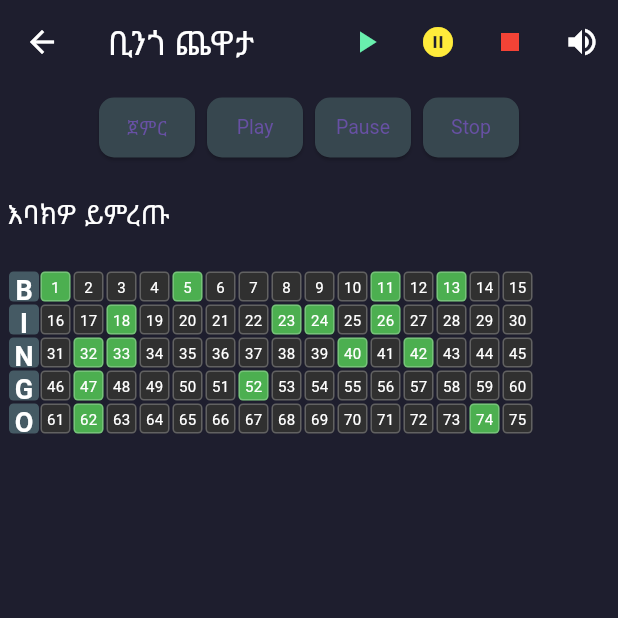
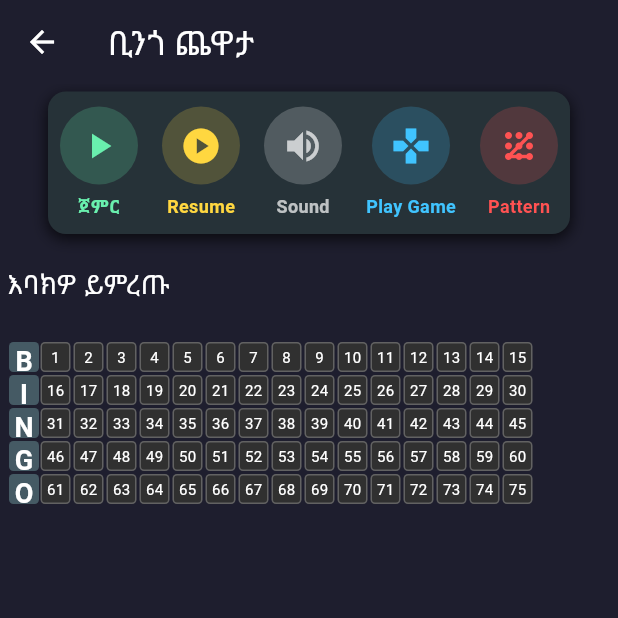
Before and after one commit to yared098/offlineBingo, a Flutter app: the BingoHomePage screen opened directly with empty values, after a tap on "ጀምር", on a phone screen of 412 x 824 dp, the top half of it. Run offline on Flutter 3.47's test engine with Material 3 defaults, Android fonts, the phone set to English and light mode, and no system bars; our stand-ins replace audioplayers, just_audio, shared_preferences; accounts and stored records are empty.

Commit message:
add patterns

```diff
--- a/lib/pages/game_screen.dart
+++ b/lib/pages/game_screen.dart
@@ -4,6 +4,7 @@ import 'package:just_audio/just_audio.dart'; // Replace audioplayers
 import 'package:offlinebingo/config/anbesa.dart';
 
 import 'package:offlinebingo/providers/game_provider.dart';
+import 'package:offlinebingo/widgets/_patternShowPage.dart';
 import 'package:offlinebingo/widgets/_widgetBingoGrid.dart' show BingoGrid;
 import 'package:offlinebingo/widgets/pattern_grid.dart';
 import 'package:provider/provider.dart';
@@ -33,8 +34,22 @@ class _BingoHomePageState extends State<BingoHomePage> {
   bool _isLoading = false;
   final AudioPlayer _audioPlayer = AudioPlayer(); // just_audio player
 
+  void togglePauseResume() async {
+  setState(() {
+    isPaused = !isPaused;
+  });
+
+  if (isPaused) {
+    // Stop any sound currently playing immediately
+    await _audioPlayer.stop();
+  } else {
+    // Resume number generation when unpaused
+    startGenerating();
+  }
+}
+
 void startGenerating() async {
-    stopGenerating(); // cancel any previous generation
+  stopGenerating(); // cancel any previous generation/timer if exists
 
   while (allNumbers.isNotEmpty && !isPaused) {
     final number = allNumbers.removeAt(0);
@@ -43,26 +58,25 @@ class _BingoHomePageState extends State<BingoHomePage> {
       generatedNumbers.add(number);
     });
 
-      await playBingoSound(number); // wait until audio finishes
+    await playBingoSound(number);
 
-      await Future.delayed(const Duration(milliseconds: 300)); // optional pause
+    // Pause between numbers unless paused
+    if (isPaused) break;
 
-      if (isPaused) break; // stop if paused during loop
-    }
-  }
+    await Future.delayed(const Duration(milliseconds: 300));
 
-  void togglePauseResume() {
-    setState(() {
-      isPaused = !isPaused;
-    });
-
-    if (!isPaused) {
-      startGenerating(); // resume generating when unpaused
+    if (isPaused) break; // safety check
   }
 }
 
  void stopGenerating() {
+  setState(() {
+    isPaused = true;
+    generatedNumbers = [];
+    allNumbers = List.generate(75, (i) => i + 1)..shuffle();
+  });
   _timer?.cancel();
+  _audioPlayer.stop();
 }
 
   @override
@@ -75,7 +89,7 @@ class _BingoHomePageState extends State<BingoHomePage> {
   @override
   void initState() {
     super.initState();
-    startGenerating();
+    // startGenerating();
   }
 
   String getBingoPrefix(int number) {
@@ -164,35 +178,7 @@ class _BingoHomePageState extends State<BingoHomePage> {
         title: const Text("ቢንጎ ጨዋታ", style: TextStyle(color: Colors.white)),
         backgroundColor: const Color(0xFF1E1E2E),
         elevation: 0,
-        actions: [
-          IconButton(
-            icon: const Icon(Icons.play_arrow, color: Colors.greenAccent),
-            onPressed: startGenerating,
-          ),
-          IconButton(
-            icon: Icon(
-              isPaused ? Icons.play_circle : Icons.pause_circle,
-              color: Colors.yellow,
-            ),
-            onPressed: togglePauseResume,
-          ),
-          IconButton(
-            onPressed: stopGenerating,
-            icon: const Icon(Icons.stop, color: Colors.red),
-          ),
-          IconButton(
-            icon: Icon(
-              isMuted ? Icons.volume_off : Icons.volume_up,
-              color: Colors.white,
-            ),
-            onPressed: () {
-              setState(() {
-                isMuted = !isMuted;
-              });
-              _audioPlayer.setVolume(isMuted ? 0.0 : 1.0);
-            },
-          ),
-        ],
+
       ),
       body: Stack(
         children: [
@@ -254,13 +240,56 @@ class _BingoHomePageState extends State<BingoHomePage> {
   }
 
 Widget _buildTopControls(BuildContext context) {
-    return SingleChildScrollView(
+  return Container(
+    padding: const EdgeInsets.symmetric(vertical: 10, horizontal: 8),
+    decoration: BoxDecoration(
+      color: Colors.blueGrey[900],
+      borderRadius: BorderRadius.circular(12),
+      boxShadow: [
+        BoxShadow(
+          color: Colors.black.withOpacity(0.7),
+          offset: const Offset(0, 3),
+          blurRadius: 8,
+        ),
+      ],
+    ),
+    child: SingleChildScrollView(
       scrollDirection: Axis.horizontal,
       child: Row(
+        mainAxisSize: MainAxisSize.min,
         children: [
-          _smallButton("ጀምር", startGenerating),
-          const SizedBox(width: 8),
-          _smallButton("Play", () async {
+          _iconTextButton(
+            icon: Icons.play_arrow,
+            label: "ጀምር",
+            color: Colors.greenAccent,
+            onPressed: startGenerating,
+          ),
+          const SizedBox(width: 16),
+          _iconTextButton(
+            icon: isPaused ? Icons.play_circle : Icons.pause_circle,
+            label: isPaused ? "Resume" : "Pause",
+            color: Colors.amberAccent,
+            onPressed: togglePauseResume,
+          ),
+
+          const SizedBox(width: 16),
+          _iconTextButton(
+            icon: isMuted ? Icons.volume_off : Icons.volume_up,
+            label: isMuted ? "Muted" : "Sound",
+            color: Colors.white70,
+            onPressed: () {
+              setState(() {
+                isMuted = !isMuted;
+              });
+              _audioPlayer.setVolume(isMuted ? 0.0 : 1.0);
+            },
+          ),
+          const SizedBox(width: 16),
+          _iconTextButton(
+            icon: Icons.gamepad,
+            label: "Play Game",
+            color: Colors.lightBlueAccent,
+            onPressed: () async {
               setState(() => _isLoading = true);
 
               final gameProvider = Provider.of<GameProvider>(
@@ -286,41 +315,75 @@ class _BingoHomePageState extends State<BingoHomePage> {
                 barrierColor: const Color(0xFF1E1E2E),
                 context: context,
                 builder: (context) => AlertDialog(
-                title: Text(result ? "✅ Success" : "❌ Failed"),
+                  backgroundColor: Colors.grey[900],
+                  title: Text(result ? "✅ Success" : "❌ Failed",
+                      style: const TextStyle(color: Colors.white)),
                   content: Text(
-                  result
-                      ? "Game created successfully!"
-                      : "Failed to create game.",
+                    result ? "Game created successfully!" : "Failed to create game.",
+                    style: const TextStyle(color: Colors.white70),
                   ),
                   actions: [
                     TextButton(
                       onPressed: () => Navigator.pop(context),
-                    child: const Text("OK"),
+                      child: const Text("OK", style: TextStyle(color: Colors.amber)),
                     ),
                   ],
                 ),
               );
-          }),
+            },
+          ),
+           const SizedBox(width: 16),
+          _iconTextButton(
+            icon: Icons.pattern,
+            label: "Pattern",
+            color: Colors.redAccent,
+            onPressed: (){
+              Navigator.push(
+  context,
+  MaterialPageRoute(builder: (_) => const PatternShowPage()),
+);
+            },
+          ),
+        ],
+      ),
+    ),
+  );
+}
 
-          const SizedBox(width: 8),
-          _smallButton("Pause", togglePauseResume),
-          const SizedBox(width: 8),
-          _smallButton("Stop", stopGenerating),
+Widget _iconTextButton({
+  required IconData icon,
+  required String label,
+  required Color color,
+  required VoidCallback onPressed,
+}) {
+  return InkWell(
+    borderRadius: BorderRadius.circular(12),
+    onTap: onPressed,
+    child: Column(
+      mainAxisSize: MainAxisSize.min,
+      children: [
+        Container(
+          decoration: BoxDecoration(
+            color: color.withOpacity(0.2),
+            shape: BoxShape.circle,
+          ),
+          padding: const EdgeInsets.all(12),
+          child: Icon(icon, color: color, size: 28),
+        ),
+        const SizedBox(height: 6),
+        Text(
+          label,
+          style: TextStyle(
+            color: color,
+            fontWeight: FontWeight.w600,
+            fontSize: 12,
+          ),
+        ),
       ],
     ),
   );
 }
 
-  Widget _smallButton(String label, VoidCallback onPressed) {
-    return ElevatedButton(
-      onPressed: onPressed,
-      style: ElevatedButton.styleFrom(
-        backgroundColor: Colors.blueGrey[800],
-        padding: const EdgeInsets.symmetric(horizontal: 14, vertical: 10),
-        textStyle: const TextStyle(fontSize: 13),
-        shape: RoundedRectangleBorder(borderRadius: BorderRadius.circular(10)),
-      ),
-      child: Text(label),
-    );
+
+
 }
-}
```
Also changed, not shown: lib/widgets/_patternShowPage.dart (added, +124 -0 lines), lib/widgets/pattern_grid.dart (+125 -14 lines). Lines whose indentation alone changed are shown as unchanged.
